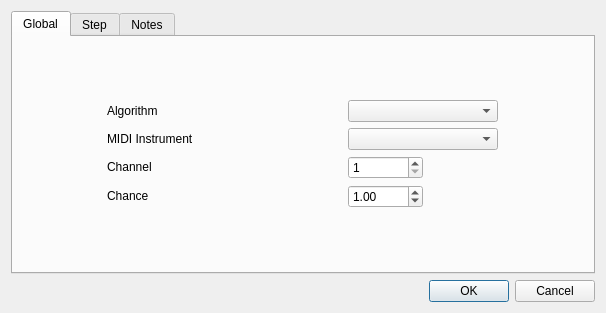
This is improviser/qtGUI/instrument.ui in bspaans/improviser as Qt 5 draws it before an edit. The edited form follows.
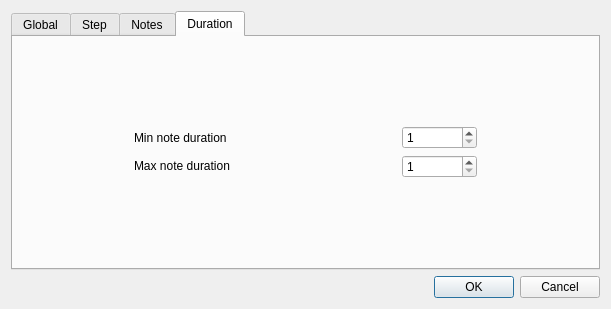
This is the edited form. The open tabs and pages were chosen to show the change.

Commit message: Added working min_note_duration to instrument editor.

The edit to the form file:
```diff
--- a/improviser/qtGUI/instrument.ui
+++ b/improviser/qtGUI/instrument.ui
@@ -5,8 +5,8 @@
    <rect>
     <x>0</x>
     <y>0</y>
-    <width>606</width>
-    <height>313</height>
+    <width>611</width>
+    <height>309</height>
    </rect>
   </property>
   <property name="windowTitle" >
@@ -395,7 +395,47 @@
            </property>
           </widget>
          </item>
-         <item row="2" column="0" >
+        </layout>
+       </item>
+      </layout>
+     </widget>
+     <widget class="QWidget" name="tab_3" >
+      <attribute name="title" >
+       <string>Duration</string>
+      </attribute>
+      <layout class="QVBoxLayout" name="verticalLayout_5" >
+       <item>
+        <layout class="QGridLayout" name="gridLayout" >
+         <item row="0" column="1" >
+          <widget class="QSpinBox" name="minnoteduration" >
+           <property name="sizePolicy" >
+            <sizepolicy vsizetype="Fixed" hsizetype="Fixed" >
+             <horstretch>0</horstretch>
+             <verstretch>0</verstretch>
+            </sizepolicy>
+           </property>
+           <property name="minimumSize" >
+            <size>
+             <width>75</width>
+             <height>0</height>
+            </size>
+           </property>
+           <property name="minimum" >
+            <number>1</number>
+           </property>
+           <property name="maximum" >
+            <number>128</number>
+           </property>
+          </widget>
+         </item>
+         <item row="0" column="0" >
+          <widget class="QLabel" name="label_12" >
+           <property name="text" >
+            <string>Min note duration</string>
+           </property>
+          </widget>
+         </item>
+         <item row="1" column="0" >
           <widget class="QLabel" name="label_7" >
            <property name="sizePolicy" >
             <sizepolicy vsizetype="Fixed" hsizetype="Fixed" >
@@ -414,7 +454,7 @@
            </property>
           </widget>
          </item>
-         <item row="2" column="1" >
+         <item row="1" column="1" >
           <widget class="QSpinBox" name="noteduration" >
            <property name="sizePolicy" >
             <sizepolicy vsizetype="Fixed" hsizetype="Fixed" >
@@ -431,20 +471,6 @@
            <property name="minimum" >
             <number>1</number>
            </property>
-          </widget>
-         </item>
-         <item row="3" column="0" >
-          <widget class="QLabel" name="label_11" >
-           <property name="text" >
-            <string>Max simultaneous notes</string>
-           </property>
-          </widget>
-         </item>
-         <item row="3" column="1" >
-          <widget class="QSpinBox" name="maxnotes" >
-           <property name="minimum" >
-            <number>-1</number>
-           </property>
            <property name="maximum" >
             <number>128</number>
            </property>
```
Left out of the diff: 23 changed lines with no effect on the pictures. The commit also changes 4 other files.
